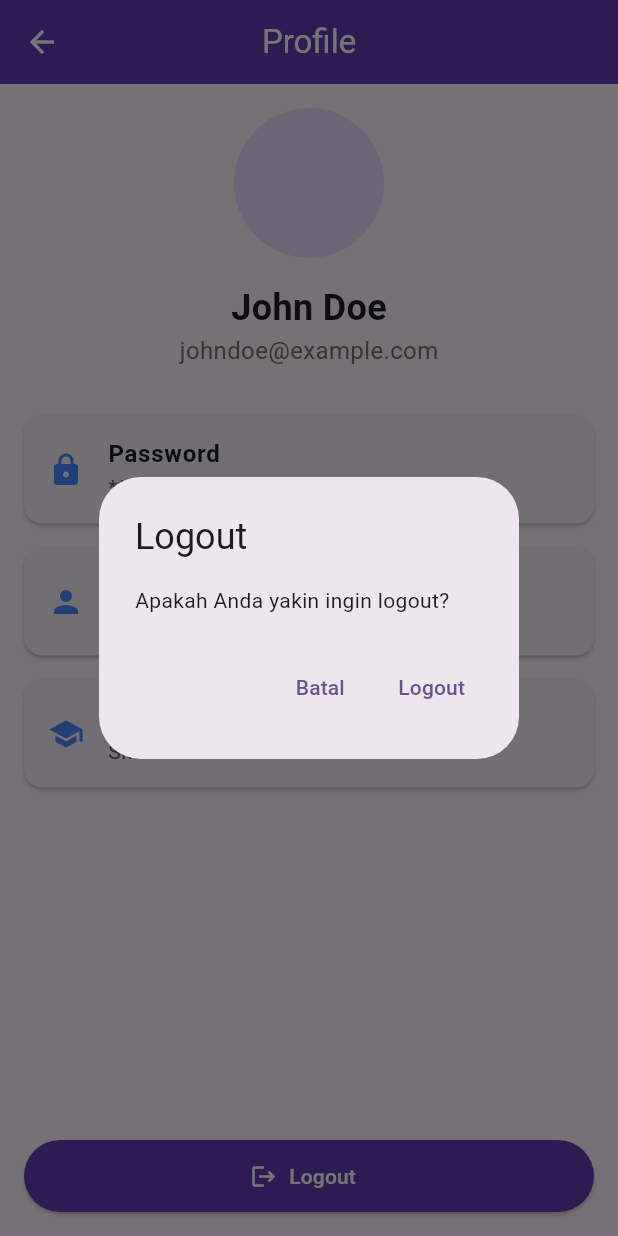
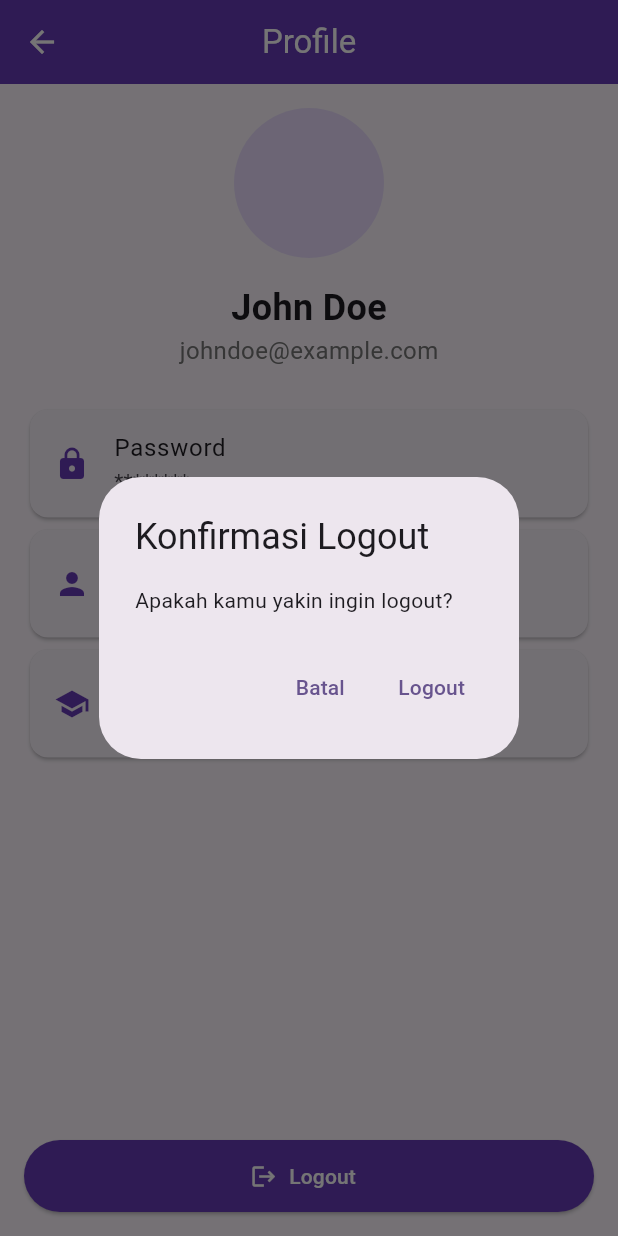
Before and after one commit to albanysiswanto/aol_se, a Flutter app: the ProfilePage screen opened directly, after a tap on "Logout", on a phone screen of 412 x 824 dp. Run offline on Flutter 3.47's test engine with Material 3 defaults, Android fonts, the phone set to English and light mode, and no system bars; our stand-ins replace flutter_dotenv, google_fonts, shared_preferences; accounts and stored records are empty.

Commit message:
Create logout

```diff
--- a/lib/pages/profile_page.dart
+++ b/lib/pages/profile_page.dart
@@ -1,11 +1,14 @@
 import 'package:flutter/material.dart';
+import 'package:shared_preferences/shared_preferences.dart';
 
 class ProfilePage extends StatelessWidget {
+  const ProfilePage({super.key});
+
   @override
   Widget build(BuildContext context) {
     return Scaffold(
       appBar: AppBar(
-        title: Text('Profile'),
+        title: const Text('Profile'),
         backgroundColor: Colors.deepPurple,
         foregroundColor: Colors.white,
         centerTitle: true,
@@ -18,14 +21,14 @@ class ProfilePage extends StatelessWidget {
             Center(
               child: Column(
                 children: [
-                  CircleAvatar(
+                  const CircleAvatar(
                     radius: 50,
                     backgroundImage: AssetImage(
                       'assets/avatar_placeholder.png',
-                    ), // Replace with your asset
                     ),
-                  SizedBox(height: 16),
-                  Text(
+                  ),
+                  const SizedBox(height: 16),
+                  const Text(
                     'John Doe',
                     style: TextStyle(fontSize: 24, fontWeight: FontWeight.bold),
                   ),
@@ -36,11 +39,11 @@ class ProfilePage extends StatelessWidget {
                 ],
               ),
             ),
-            SizedBox(height: 24),
+            const SizedBox(height: 24),
             // Profile Details Section
             Expanded(
               child: ListView(
-                children: [
+                children: const [
                   ProfileDetailCard(
                     icon: Icons.lock,
                     title: 'Password',
@@ -78,27 +81,33 @@ class ProfilePage extends StatelessWidget {
   void _showLogoutConfirmation(BuildContext context) {
     showDialog(
       context: context,
-      builder:
-          (context) => AlertDialog(
-            title: const Text("Logout"),
-            content: const Text("Apakah Anda yakin ingin logout?"),
+      builder: (BuildContext context) {
+        return AlertDialog(
+          title: const Text("Konfirmasi Logout"),
+          content: const Text("Apakah kamu yakin ingin logout?"),
           actions: [
             TextButton(
-                onPressed: () => Navigator.pop(context),
               child: const Text("Batal"),
+              onPressed: () => Navigator.of(context).pop(),
             ),
             TextButton(
-                onPressed: () {
-                  // Navigator.pop(context); // Tutup dialog
-                  // Navigator.pushReplacement(
-                  //   context,
-                  //   MaterialPageRoute(builder: (context) => LoginPage()),
-                  // );
+              child: const Text("Logout"),
+              onPressed: () async {
+                Navigator.of(context).pop(); // Tutup dialog
+                final prefs = await SharedPreferences.getInstance();
+                await prefs.clear(); // Bersihkan semua cache
+                if (context.mounted) {
+                  Navigator.pushNamedAndRemoveUntil(
+                    context,
+                    '/login',
+                    (route) => false,
+                  );
+                }
               },
-                child: const Text("Logout"),
             ),
           ],
-          ),
+        );
+      },
     );
   }
 }
@@ -109,6 +118,7 @@ class ProfileDetailCard extends StatelessWidget {
   final String subtitle;
 
   const ProfileDetailCard({
+    super.key,
     required this.icon,
     required this.title,
     required this.subtitle,
@@ -117,17 +127,10 @@ class ProfileDetailCard extends StatelessWidget {
   @override
   Widget build(BuildContext context) {
     return Card(
-      margin: EdgeInsets.symmetric(vertical: 8),
       child: ListTile(
-        leading: Icon(icon, color: Colors.blueAccent),
-        title: Text(
-          title,
-          style: TextStyle(fontSize: 16, fontWeight: FontWeight.bold),
-        ),
-        subtitle: Text(
-          subtitle,
-          style: TextStyle(fontSize: 14, color: Colors.grey[700]),
-        ),
+        leading: Icon(icon, color: Colors.deepPurple),
+        title: Text(title),
+        subtitle: Text(subtitle),
       ),
     );
   }
```
Also changed, not shown: lib/main.dart (+5 -2 lines). Lines whose indentation alone changed are shown as unchanged.
